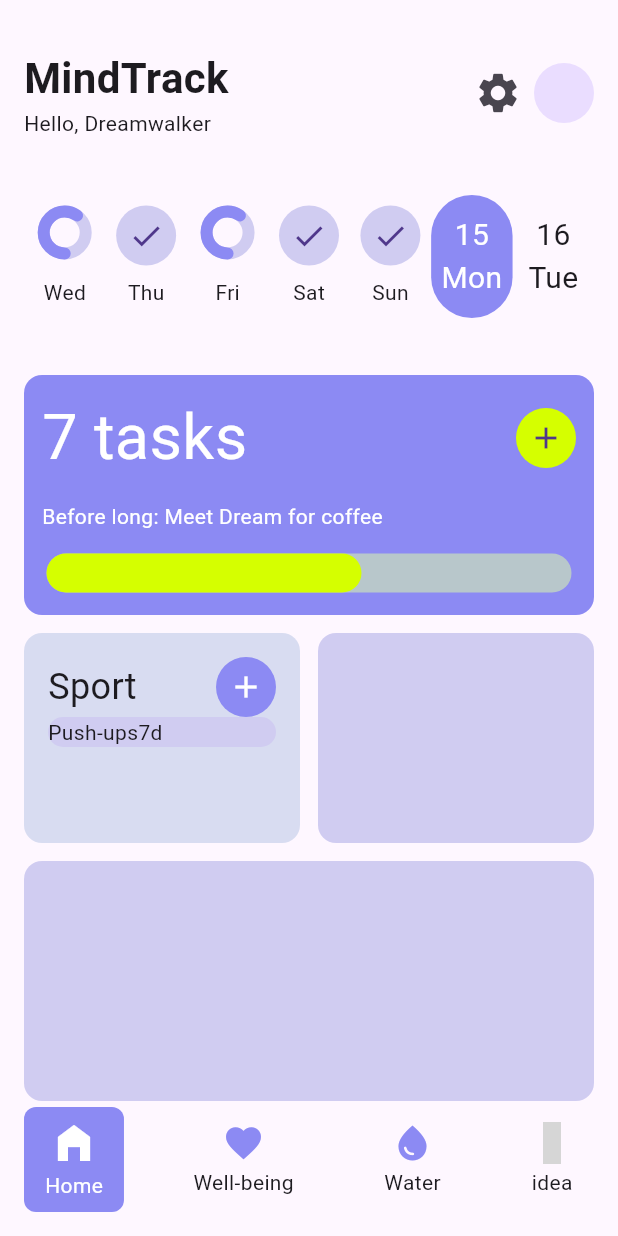
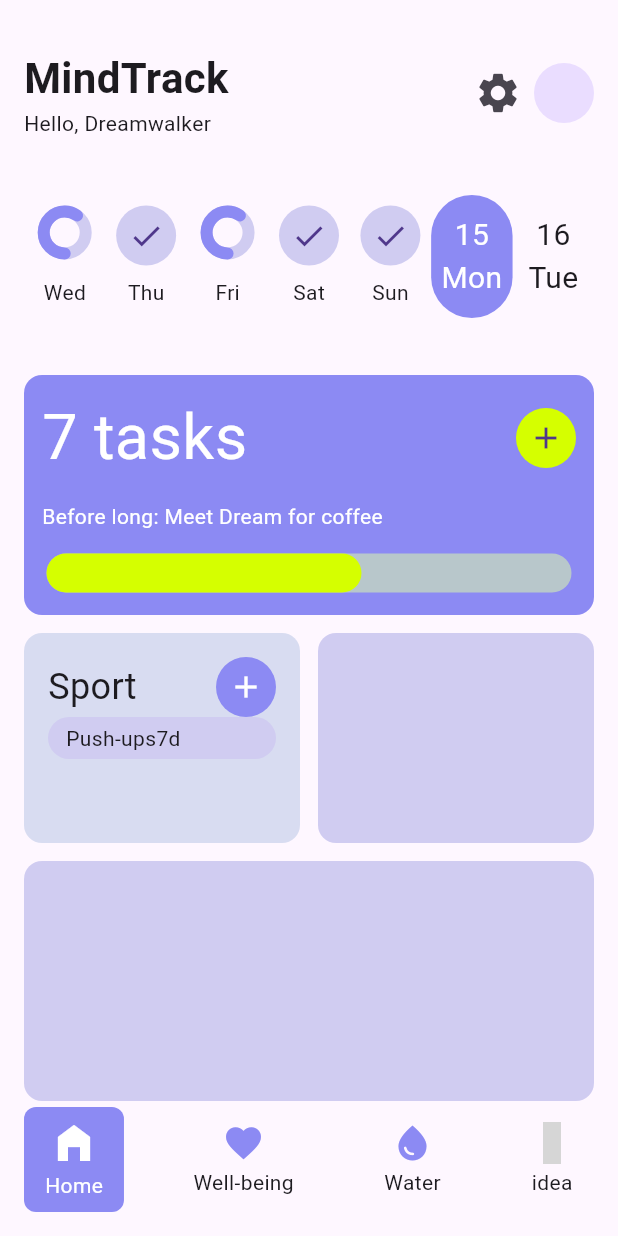
Before and after one commit to JAICHANGPARK/flutter_notebook_chapter_43, a Flutter app: the HabitJournalMainScreen screen opened directly, on a phone screen of 412 x 824 dp. Run offline on Flutter 3.47's test engine with Material 3 defaults, Android fonts, the phone set to English and light mode, and no system bars; drawn by our look-alikes of percent_indicator; our stand-ins replace gap, hugeicons; grey boxes are pictures that could not be loaded.

Commit message:
Update habit_journal_home_screen.dart

```diff
--- a/lib/ep2173_habit_journal_app/ui/home/habit_journal_home_screen.dart
+++ b/lib/ep2173_habit_journal_app/ui/home/habit_journal_home_screen.dart
@@ -278,6 +278,7 @@ class _HabitJournalHomeScreenState extends State<HabitJournalHomeScreen> {
                                 shape: StadiumBorder(),
                                 color: Color.fromRGBO(208, 204, 241, 1),
                               ),
+                              padding: EdgeInsets.symmetric(horizontal: 12,vertical: 4),
                               child: Row(
                                 children: [
                                   Text(
```
